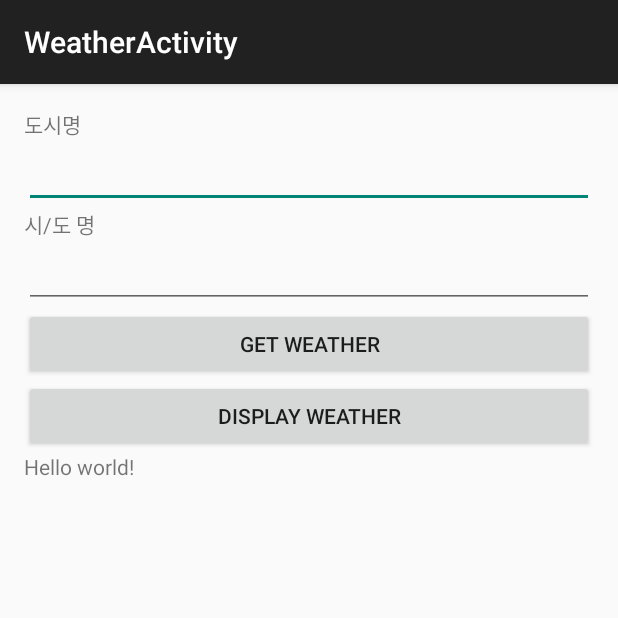
After one commit to kangsoo/android_cookbook, an Android app: the WeatherActivity screen opened directly, with no data from a screen before it, on a phone screen of 412 x 824 dp, the top half of it. The commit adds this screen. Run offline under Robolectric (Android 15) with nearby library versions, the phone set to English and light mode, and no system bars.

Commit message:
Add HttpClient, HttpHelper, WeatherActivity, Sensor

```diff
--- a/app/src/main/java/com/kangsoo/myapplication/ListViewSample.java
+++ b/app/src/main/java/com/kangsoo/myapplication/ListViewSample.java
@@ -31,7 +31,8 @@ public class ListViewSample extends Activity {
         String[] foods = {"SQLiteSample", "MainActivity", "LoginActivity",
                 "CameraActivity", "GFXSurfaceView", "SoundStuff",
                 "SlidingActivity", "TabsActivity", "SimpleBrowserActivity",
-                "FlipperActivity", "SharedPrefActivity", "InternalDataFileStream"};
+                "FlipperActivity", "SharedPrefActivity", "InternalDataFileStream",
+                "SensorActivity", "HttpActivity", "WeatherActivity"};
 
         //this is connect text and listview Item
         //ListAdapter myAdapter = new ArrayAdapter<String>(this, android.R.layout.simple_list_item_1, foods);
--- /dev/null
+++ b/app/src/main/java/com/kangsoo/myapplication/WeatherActivity.java
@@ -0,0 +1,61 @@
+package com.kangsoo.myapplication;
+
+import android.support.v7.app.ActionBarActivity;
+import android.os.Bundle;
+import android.view.View;
+import android.widget.Button;
+import android.widget.EditText;
+import android.widget.TextView;
+
+import com.kangsoo.myapplication.util.HttpHelper;
+import com.kangsoo.myapplication.util.MyCallBackEventListener;
+
+
+public class WeatherActivity extends ActionBarActivity {
+
+    EditText etCity;
+    EditText etState;
+    TextView tvWeather;
+    Button btnWeather;
+    Button btnDisplay;
+    HttpHelper webHelper;
+
+    @Override
+    protected void onCreate(Bundle savedInstanceState) {
+        super.onCreate(savedInstanceState);
+        setContentView(R.layout.activity_weather);
+
+        etCity = (EditText) findViewById(R.id.etCity);
+        etState = (EditText) findViewById(R.id.etState);
+        tvWeather = (TextView) findViewById(R.id.tvWeachter);
+        btnWeather = (Button) findViewById(R.id.btnGetWeather);
+        btnDisplay = (Button) findViewById(R.id.btnWeatherDisplay);
+
+        btnWeather.setOnClickListener(new View.OnClickListener() {
+            @Override
+            public void onClick(View v) {
+
+                String url = "http://api.openweathermap.org/data/2.5/weather?q=Seoul,kr";
+                String urlXML = "http://api.openweathermap.org/data/2.5/weather?q=Seoul&mode=xml";
+
+                webHelper = new HttpHelper(url);
+                webHelper.setKangooEventListener(new MyCallBackEventListener() {
+                    @Override
+                    public void onPostResult(String result) {
+                        tvWeather.setText("onPostResult Direct:" + result);
+                    }
+                });
+                if(webHelper.isConnected(WeatherActivity.this)){
+//                    tvWeather.setText(webHelper.resultData);
+                }
+            }
+        });
+
+        btnDisplay.setOnClickListener(new View.OnClickListener() {
+            @Override
+            public void onClick(View v) {
+//                tvWeather.setText(webHelper.resultData);
+            }
+        });
+    }
+}
--- /dev/null
+++ b/app/src/main/java/com/kangsoo/myapplication/util/MyCallBackEventListener.java
@@ -0,0 +1,10 @@
+package com.kangsoo.myapplication.util;
+
+/**
+ * Created by bsnc on 2015-04-07.
+ */
+public interface MyCallBackEventListener {
+
+    void onPostResult(String result);
+
+}
--- /dev/null
+++ b/app/src/main/res/layout/activity_weather.xml
@@ -0,0 +1,50 @@
+<LinearLayout xmlns:android="http://schemas.android.com/apk/res/android"
+    xmlns:tools="http://schemas.android.com/tools"
+    android:layout_width="match_parent"
+    android:layout_height="match_parent"
+    android:orientation="vertical"
+    android:paddingBottom="@dimen/activity_vertical_margin"
+    android:paddingLeft="@dimen/activity_horizontal_margin"
+    android:paddingRight="@dimen/activity_horizontal_margin"
+    android:paddingTop="@dimen/activity_vertical_margin"
+    tools:context="com.kangsoo.myapplication.WeatherActivity">
+
+    <TextView
+        android:layout_width="wrap_content"
+        android:layout_height="wrap_content"
+        android:text="@string/title_weather_city" />
+
+    <EditText
+        android:id="@+id/etCity"
+        android:layout_width="fill_parent"
+        android:layout_height="wrap_content" />
+
+    <TextView
+        android:layout_width="wrap_content"
+        android:layout_height="wrap_content"
+        android:text="@string/title_weather_state" />
+
+    <EditText
+        android:id="@+id/etState"
+        android:layout_width="fill_parent"
+        android:layout_height="wrap_content" />
+
+    <Button
+        android:id="@+id/btnGetWeather"
+        android:text="Get Weather"
+        android:layout_width="fill_parent"
+        android:layout_height="wrap_content" />
+
+    <Button
+        android:id="@+id/btnWeatherDisplay"
+        android:text="Display Weather"
+        android:layout_width="fill_parent"
+        android:layout_height="wrap_content" />
+
+    <TextView
+        android:id="@+id/tvWeachter"
+        android:layout_width="wrap_content"
+        android:layout_height="wrap_content"
+        android:text="@string/hello_world" />
+
+</LinearLayout>
--- a/app/src/main/res/values/strings.xml
+++ b/app/src/main/res/values/strings.xml
@@ -26,4 +26,10 @@
     <string name="title_activity_flipper">FlipperActivity</string>
     <string name="title_activity_shared_pref">SharedPrefActivity</string>
     <string name="title_activity_InternalData">파일로저장하기</string>
+    <string name="title_activity_sensor">SensorActivity</string>
+    <string name="title_activity_http">HttpActivity</string>
+    <string name="title_activity_weather">WeatherActivity</string>
+    <string name="도시명">titile_cicy</string>
+    <string name="title_weather_city">도시명</string>
+    <string name="title_weather_state">시/도 명</string>
 </resources>
```
Also changed, not shown: app/src/main/AndroidManifest.xml (+13 -0 lines), app/src/main/java/com/kangsoo/myapplication/HttpActivity.java (added, +122 -0 lines), app/src/main/java/com/kangsoo/myapplication/InternalDataFileStream.java (+9 -0 lines), app/src/main/java/com/kangsoo/myapplication/SensorActivity.java (added, +123 -0 lines), app/src/main/java/com/kangsoo/myapplication/util/HttpHelper.java (added, +117 -0 lines), app/src/main/java/com/kangsoo/myapplication/util/JSONHelper.java (added, +70 -0 lines), app/src/main/java/com/kangsoo/myapplication/util/JSONParser.java (added, +78 -0 lines), app/src/main/res/layout/activity_http.xml (added, +29 -0 lines), app/src/main/res/layout/activity_sensor.xml (added, +12 -0 lines), app/src/main/res/menu/menu_http.xml (added, +7 -0 lines), app/src/main/res/menu/menu_sensor.xml (added, +7 -0 lines), app/src/main/res/menu/menu_weather.xml (added, +7 -0 lines).
